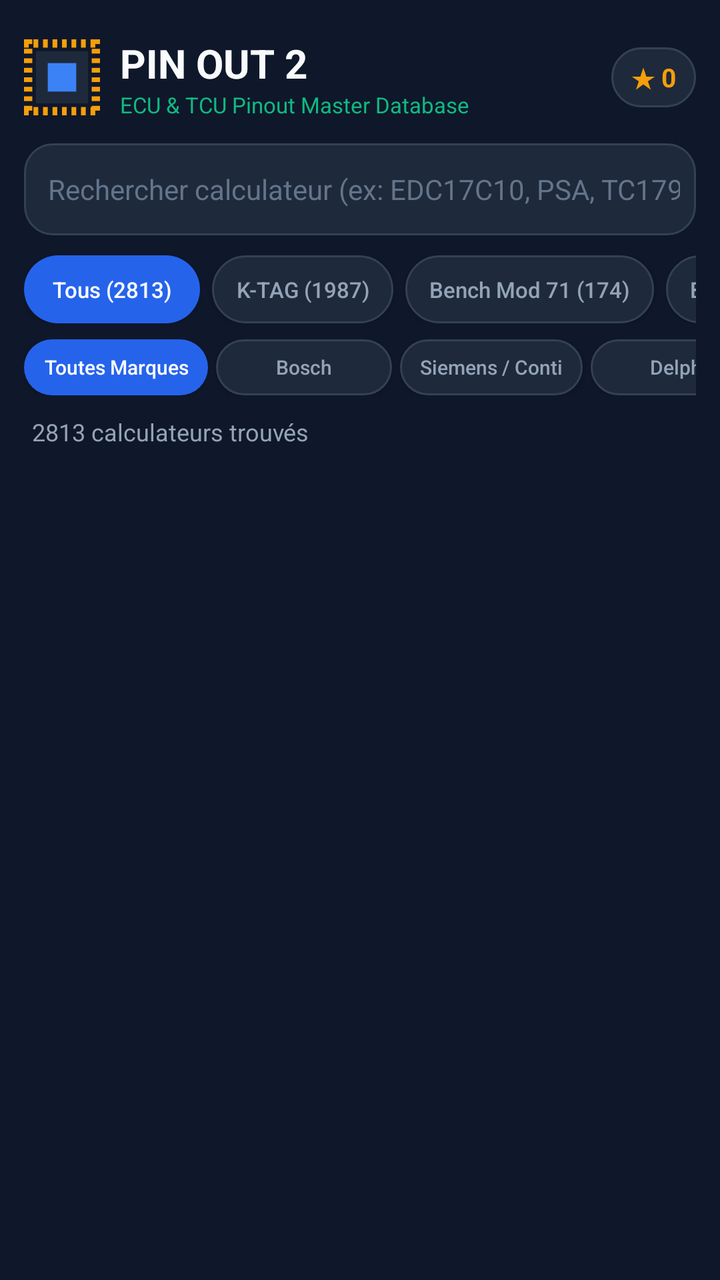
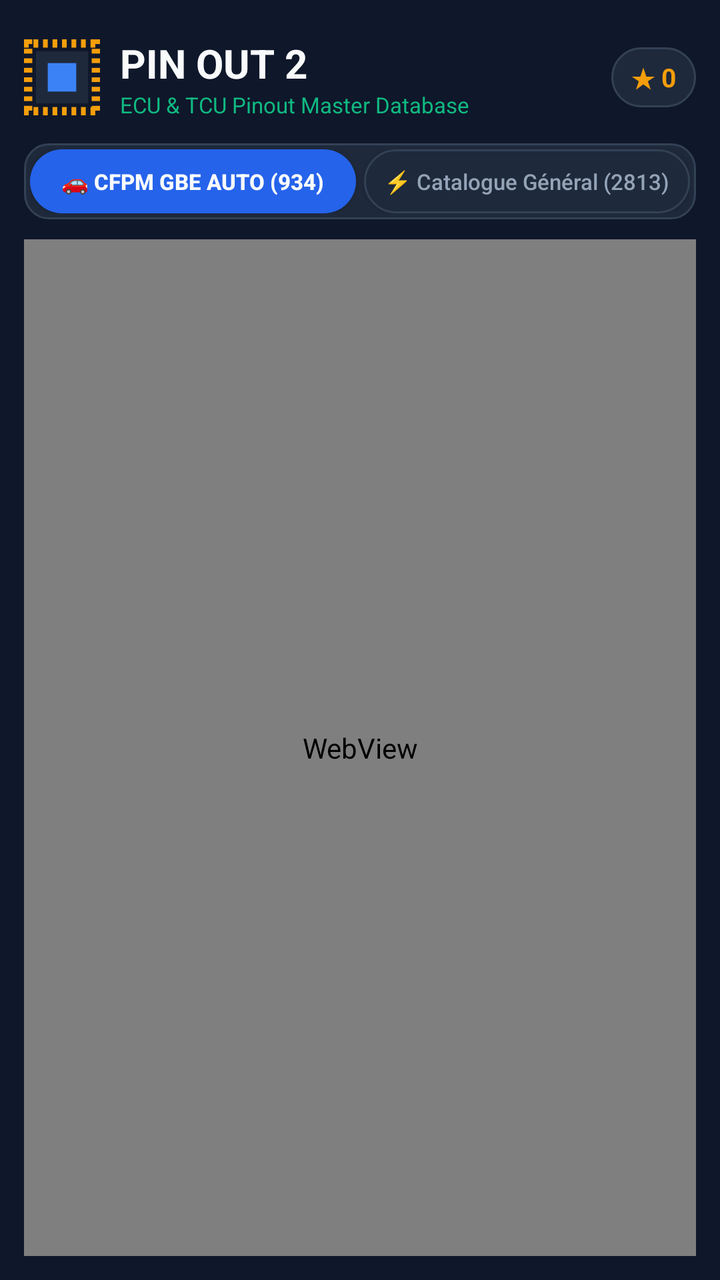

Before-and-after screenshots of an Android layout around one commit, followed by the original layout XML and the change that was made.
<!-- AndroidManifest.xml: application theme android:Theme.DeviceDefault.NoActionBar -->
<!-- res/layout/activity_main.xml -->
<?xml version="1.0" encoding="utf-8"?>
<LinearLayout xmlns:android="http://schemas.android.com/apk/res/android"
    android:layout_width="match_parent"
    android:layout_height="match_parent"
    android:orientation="vertical"
    android:background="@color/bg_dark"
    android:padding="12dp">

    
    <LinearLayout
        android:layout_width="match_parent"
        android:layout_height="wrap_content"
        android:orientation="horizontal"
        android:gravity="center_vertical"
        android:layout_marginBottom="12dp"
        android:paddingTop="6dp">

        <ImageView
            android:layout_width="38dp"
            android:layout_height="38dp"
            android:src="@drawable/ic_launcher"
            android:layout_marginRight="10dp" />

        <LinearLayout
            android:layout_width="0dp"
            android:layout_height="wrap_content"
            android:layout_weight="1"
            android:orientation="vertical">

            <TextView
                android:layout_width="wrap_content"
                android:layout_height="wrap_content"
                android:text="PIN OUT 2"
                android:textColor="@color/text_primary"
                android:textSize="20sp"
                android:textStyle="bold" />

            <TextView
                android:layout_width="wrap_content"
                android:layout_height="wrap_content"
                android:text="ECU &amp; TCU Pinout Master Database"
                android:textColor="@color/accent"
                android:textSize="11sp" />
        </LinearLayout>

        <TextView
            android:id="@+id/tv_fav_counter"
            android:layout_width="wrap_content"
            android:layout_height="wrap_content"
            android:background="@drawable/bg_chip_normal"
            android:paddingLeft="10dp"
            android:paddingRight="10dp"
            android:paddingTop="6dp"
            android:paddingBottom="6dp"
            android:text="★ 0"
            android:textColor="@color/accent_orange"
            android:textStyle="bold"
            android:textSize="13sp" />
    </LinearLayout>

    
    <LinearLayout
        android:layout_width="match_parent"
        android:layout_height="wrap_content"
        android:background="@drawable/bg_search"
        android:orientation="horizontal"
        android:gravity="center_vertical"
        android:paddingLeft="12dp"
        android:paddingRight="8dp"
        android:layout_marginBottom="10dp">

        <EditText
            android:id="@+id/et_search"
            android:layout_width="0dp"
            android:layout_height="46dp"
            android:layout_weight="1"
            android:background="@null"
            android:hint="@string/search_hint"
            android:textColorHint="@color/text_muted"
            android:textColor="@color/text_primary"
            android:textSize="14sp"
            android:singleLine="true"
            android:imeOptions="actionSearch" />

        <TextView
            android:id="@+id/btn_clear"
            android:layout_width="wrap_content"
            android:layout_height="wrap_content"
            android:text="✕"
            android:textColor="@color/text_secondary"
            android:textSize="16sp"
            android:padding="8dp"
            android:visibility="gone" />
    </LinearLayout>

    
    <HorizontalScrollView
        android:layout_width="match_parent"
        android:layout_height="wrap_content"
        android:scrollbars="none"
        android:layout_marginBottom="8dp">

        <LinearLayout
            android:id="@+id/ll_categories"
            android:layout_width="wrap_content"
            android:layout_height="wrap_content"
            android:orientation="horizontal">

            <Button
                android:id="@+id/chip_all"
                android:layout_width="wrap_content"
                android:layout_height="34dp"
                android:background="@drawable/bg_chip_active"
                android:text="Tous (2813)"
                android:textColor="@color/text_primary"
                android:textSize="11sp"
                android:textAllCaps="false"
                android:layout_marginRight="6dp"
                android:paddingLeft="12dp"
                android:paddingRight="12dp" />

            <Button
                android:id="@+id/chip_ktag"
                android:layout_width="wrap_content"
                android:layout_height="34dp"
                android:background="@drawable/bg_chip_normal"
                android:text="K-TAG (1987)"
                android:textColor="@color/text_secondary"
                android:textSize="11sp"
                android:textAllCaps="false"
                android:layout_marginRight="6dp"
                android:paddingLeft="12dp"
                android:paddingRight="12dp" />

            <Button
                android:id="@+id/chip_bench"
                android:layout_width="wrap_content"
                android:layout_height="34dp"
                android:background="@drawable/bg_chip_normal"
                android:text="Bench Mod 71 (174)"
                android:textColor="@color/text_secondary"
                android:textSize="11sp"
                android:textAllCaps="false"
                android:layout_marginRight="6dp"
                android:paddingLeft="12dp"
                android:paddingRight="12dp" />

            <Button
                android:id="@+id/chip_boot"
                android:layout_width="wrap_content"
                android:layout_height="34dp"
                android:background="@drawable/bg_chip_normal"
                android:text="Boot Tricore (169)"
                android:textColor="@color/text_secondary"
                android:textSize="11sp"
                android:textAllCaps="false"
                android:layout_marginRight="6dp"
                android:paddingLeft="12dp"
                android:paddingRight="12dp" />

            <Button
                android:id="@+id/chip_hexportal"
                android:layout_width="wrap_content"
                android:layout_height="34dp"
                android:background="@drawable/bg_chip_normal"
                android:text="HexPortal (299)"
                android:textColor="@color/text_secondary"
                android:textSize="11sp"
                android:textAllCaps="false"
                android:layout_marginRight="6dp"
                android:paddingLeft="12dp"
                android:paddingRight="12dp" />

            <Button
                android:id="@+id/chip_dm"
                android:layout_width="wrap_content"
                android:layout_height="34dp"
                android:background="@drawable/bg_chip_normal"
                android:text="DM Pinouts (184)"
                android:textColor="@color/text_secondary"
                android:textSize="11sp"
                android:textAllCaps="false"
                android:layout_marginRight="6dp"
                android:paddingLeft="12dp"
                android:paddingRight="12dp" />

            <Button
                android:id="@+id/chip_fav"
                android:layout_width="wrap_content"
                android:layout_height="34dp"
                android:background="@drawable/bg_chip_normal"
                android:text="★ Favoris"
                android:textColor="@color/accent_orange"
                android:textSize="11sp"
                android:textAllCaps="false"
                android:paddingLeft="12dp"
                android:paddingRight="12dp" />

        </LinearLayout>
    </HorizontalScrollView>

    
    <HorizontalScrollView
        android:layout_width="match_parent"
        android:layout_height="wrap_content"
        android:scrollbars="none"
        android:layout_marginBottom="10dp">

        <LinearLayout
            android:id="@+id/ll_brands"
            android:layout_width="wrap_content"
            android:layout_height="wrap_content"
            android:orientation="horizontal">

            <Button
                android:id="@+id/brand_all"
                android:layout_width="wrap_content"
                android:layout_height="28dp"
                android:background="@drawable/bg_chip_active"
                android:text="Toutes Marques"
                android:textColor="@color/text_primary"
                android:textSize="10sp"
                android:textAllCaps="false"
                android:layout_marginRight="4dp"
                android:paddingLeft="10dp"
                android:paddingRight="10dp" />

            <Button
                android:id="@+id/brand_bosch"
                android:layout_width="wrap_content"
                android:layout_height="28dp"
                android:background="@drawable/bg_chip_normal"
                android:text="Bosch"
                android:textColor="@color/text_secondary"
                android:textSize="10sp"
                android:textAllCaps="false"
                android:layout_marginRight="4dp"
                android:paddingLeft="10dp"
                android:paddingRight="10dp" />

            <Button
                android:id="@+id/brand_siemens"
                android:layout_width="wrap_content"
                android:layout_height="28dp"
                android:background="@drawable/bg_chip_normal"
                android:text="Siemens / Conti"
                android:textColor="@color/text_secondary"
                android:textSize="10sp"
                android:textAllCaps="false"
                android:layout_marginRight="4dp"
                android:paddingLeft="10dp"
                android:paddingRight="10dp" />

            <Button
                android:id="@+id/brand_delphi"
                android:layout_width="wrap_content"
                android:layout_height="28dp"
                android:background="@drawable/bg_chip_normal"
                android:text="Delphi"
                android:textColor="@color/text_secondary"
                android:textSize="10sp"
                android:textAllCaps="false"
                android:layout_marginRight="4dp"
                android:paddingLeft="10dp"
                android:paddingRight="10dp" />

            <Button
                android:id="@+id/brand_denso"
                android:layout_width="wrap_content"
                android:layout_height="28dp"
                android:background="@drawable/bg_chip_normal"
                android:text="Denso"
                android:textColor="@color/text_secondary"
                android:textSize="10sp"
                android:textAllCaps="false"
                android:layout_marginRight="4dp"
                android:paddingLeft="10dp"
                android:paddingRight="10dp" />

            <Button
                android:id="@+id/brand_marelli"
                android:layout_width="wrap_content"
                android:layout_height="28dp"
                android:background="@drawable/bg_chip_normal"
                android:text="Marelli"
                android:textColor="@color/text_secondary"
                android:textSize="10sp"
                android:textAllCaps="false"
                android:layout_marginRight="4dp"
                android:paddingLeft="10dp"
                android:paddingRight="10dp" />

            <Button
                android:id="@+id/brand_psa"
                android:layout_width="wrap_content"
                android:layout_height="28dp"
                android:background="@drawable/bg_chip_normal"
                android:text="PSA (Peugeot/Citroën)"
                android:textColor="@color/text_secondary"
                android:textSize="10sp"
                android:textAllCaps="false"
                android:layout_marginRight="4dp"
                android:paddingLeft="10dp"
                android:paddingRight="10dp" />

            <Button
                android:id="@+id/brand_vag"
                android:layout_width="wrap_content"
                android:layout_height="28dp"
                android:background="@drawable/bg_chip_normal"
                android:text="VAG (VW/Audi)"
                android:textColor="@color/text_secondary"
                android:textSize="10sp"
                android:textAllCaps="false"
                android:layout_marginRight="4dp"
                android:paddingLeft="10dp"
                android:paddingRight="10dp" />

            <Button
                android:id="@+id/brand_bmw"
                android:layout_width="wrap_content"
                android:layout_height="28dp"
                android:background="@drawable/bg_chip_normal"
                android:text="BMW"
                android:textColor="@color/text_secondary"
                android:textSize="10sp"
                android:textAllCaps="false"
                android:layout_marginRight="4dp"
                android:paddingLeft="10dp"
                android:paddingRight="10dp" />

            <Button
                android:id="@+id/brand_mercedes"
                android:layout_width="wrap_content"
                android:layout_height="28dp"
                android:background="@drawable/bg_chip_normal"
                android:text="Mercedes"
                android:textColor="@color/text_secondary"
                android:textSize="10sp"
                android:textAllCaps="false"
                android:layout_marginRight="4dp"
                android:paddingLeft="10dp"
                android:paddingRight="10dp" />

            <Button
                android:id="@+id/brand_renault"
                android:layout_width="wrap_content"
                android:layout_height="28dp"
                android:background="@drawable/bg_chip_normal"
                android:text="Renault"
                android:textColor="@color/text_secondary"
                android:textSize="10sp"
                android:textAllCaps="false"
                android:layout_marginRight="4dp"
                android:paddingLeft="10dp"
                android:paddingRight="10dp" />

            <Button
                android:id="@+id/brand_ford"
                android:layout_width="wrap_content"
                android:layout_height="28dp"
                android:background="@drawable/bg_chip_normal"
                android:text="Ford"
                android:textColor="@color/text_secondary"
                android:textSize="10sp"
                android:textAllCaps="false"
                android:paddingLeft="10dp"
                android:paddingRight="10dp" />

        </LinearLayout>
    </HorizontalScrollView>

    
    <TextView
        android:id="@+id/tv_count"
        android:layout_width="match_parent"
        android:layout_height="wrap_content"
        android:text="2813 calculateurs trouvés"
        android:textColor="@color/text_secondary"
        android:textSize="12sp"
        android:layout_marginBottom="8dp"
        android:paddingLeft="4dp" />

    
    <FrameLayout
        android:layout_width="match_parent"
        android:layout_height="0dp"
        android:layout_weight="1">

        <ListView
            android:id="@+id/lv_results"
            android:layout_width="match_parent"
            android:layout_height="match_parent"
            android:divider="@null"
            android:dividerHeight="8dp"
            android:scrollbars="vertical" />

        <TextView
            android:id="@+id/tv_empty"
            android:layout_width="match_parent"
            android:layout_height="wrap_content"
            android:layout_gravity="center"
            android:gravity="center"
            android:text="@string/no_results"
            android:textColor="@color/text_muted"
            android:textSize="15sp"
            android:visibility="gone" />

        <ProgressBar
            android:id="@+id/pb_loading"
            android:layout_width="wrap_content"
            android:layout_height="wrap_content"
            android:layout_gravity="center"
            android:visibility="gone" />
    </FrameLayout>

</LinearLayout>
<!-- resources referenced by this layout -->
<resources>
  <color name="accent">#10B981</color>
  <color name="accent_orange">#F59E0B</color>
  <color name="bg_dark">#0F172A</color>
  <color name="text_muted">#64748B</color>
  <color name="text_primary">#F8FAFC</color>
  <color name="text_secondary">#94A3B8</color>
  <!-- drawable bg_chip_active (drawable) -->
  <?xml version="1.0" encoding="utf-8"?>
  <shape xmlns:android="http://schemas.android.com/apk/res/android" android:shape="rectangle">
      <solid android:color="#2563EB" />
      <corners android:radius="20dp" />
  </shape>
  <!-- drawable bg_chip_normal (drawable) -->
  <?xml version="1.0" encoding="utf-8"?>
  <shape xmlns:android="http://schemas.android.com/apk/res/android" android:shape="rectangle">
      <solid android:color="#1E293B" />
      <corners android:radius="20dp" />
      <stroke android:width="1dp" android:color="#334155" />
  </shape>
  <!-- drawable bg_search (drawable) -->
  <?xml version="1.0" encoding="utf-8"?>
  <shape xmlns:android="http://schemas.android.com/apk/res/android" android:shape="rectangle">
      <solid android:color="#1E293B" />
      <corners android:radius="14dp" />
      <stroke android:width="1dp" android:color="#334155" />
  </shape>
  <!-- drawable ic_launcher: png bitmap (drawable, 574 bytes) -->
  <string name="no_results">Aucun calculateur trouvé pour votre recherche.</string>
  <string name="search_hint">Rechercher calculateur (ex: EDC17C10, PSA, TC1797, Bench...)</string>
</resources>

<!-- the commit's change to res/layout/activity_main.xml (unified diff, before → after) -->
@@ -61,13 +61,67 @@
     
     <LinearLayout
         android:layout_width="match_parent"
-        android:layout_height="wrap_content"
-        android:background="@drawable/bg_search"
+        android:layout_height="38dp"
         android:orientation="horizontal"
-        android:gravity="center_vertical"
-        android:paddingLeft="12dp"
-        android:paddingRight="8dp"
+        android:background="@drawable/bg_card_item"
+        android:padding="3dp"
         android:layout_marginBottom="10dp">
+
+        <Button
+            android:id="@+id/tab_cfpm"
+            android:layout_width="0dp"
+            android:layout_height="match_parent"
+            android:layout_weight="1"
+            android:background="@drawable/bg_chip_active"
+            android:text="🚗 CFPM GBE AUTO (934)"
+            android:textColor="@color/text_primary"
+            android:textSize="11sp"
+            android:textStyle="bold"
+            android:textAllCaps="false"
+            android:layout_marginRight="4dp" />
+
+        <Button
+            android:id="@+id/tab_general"
+            android:layout_width="0dp"
+            android:layout_height="match_parent"
+            android:layout_weight="1"
+            android:background="@drawable/bg_chip_normal"
+            android:text="⚡ Catalogue Général (2813)"
+            android:textColor="@color/text_secondary"
+            android:textSize="11sp"
+            android:textAllCaps="false" />
+    </LinearLayout>
+
+    <FrameLayout
+        android:layout_width="match_parent"
+        android:layout_height="0dp"
+        android:layout_weight="1">
+
+        
+        <WebView
+            android:id="@+id/wv_cfpm"
+            android:layout_width="match_parent"
+            android:layout_height="match_parent"
+            android:visibility="visible" />
+
+        
+        <LinearLayout
+            android:id="@+id/ll_general_container"
+            android:layout_width="match_parent"
+            android:layout_height="match_parent"
+            android:orientation="vertical"
+            android:visibility="gone">
+
+            
+            <LinearLayout
+                android:layout_width="match_parent"
+                android:layout_height="wrap_content"
+                android:background="@drawable/bg_search"
+                android:orientation="horizontal"
+                android:gravity="center_vertical"
+                android:paddingLeft="12dp"
+                android:paddingRight="8dp"
+                android:layout_marginBottom="10dp">
 
         <EditText
             android:id="@+id/et_search"
@@ -414,4 +468,8 @@
             android:visibility="gone" />
     </FrameLayout>
 
+        </LinearLayout> 
+
+    </FrameLayout> 
+
 </LinearLayout>
<!-- resource entries referenced after the edit -->
@@ -6,6 +6,13 @@
   <color name="text_muted">#64748B</color>
   <color name="text_primary">#F8FAFC</color>
   <color name="text_secondary">#94A3B8</color>
+  <!-- drawable bg_card_item (drawable) -->
+  <?xml version="1.0" encoding="utf-8"?>
+  <shape xmlns:android="http://schemas.android.com/apk/res/android" android:shape="rectangle">
+      <solid android:color="#1E293B" />
+      <corners android:radius="12dp" />
+      <stroke android:width="1dp" android:color="#334155" />
+  </shape>
   <!-- drawable bg_chip_active (drawable) -->
   <?xml version="1.0" encoding="utf-8"?>
   <shape xmlns:android="http://schemas.android.com/apk/res/android" android:shape="rectangle">
